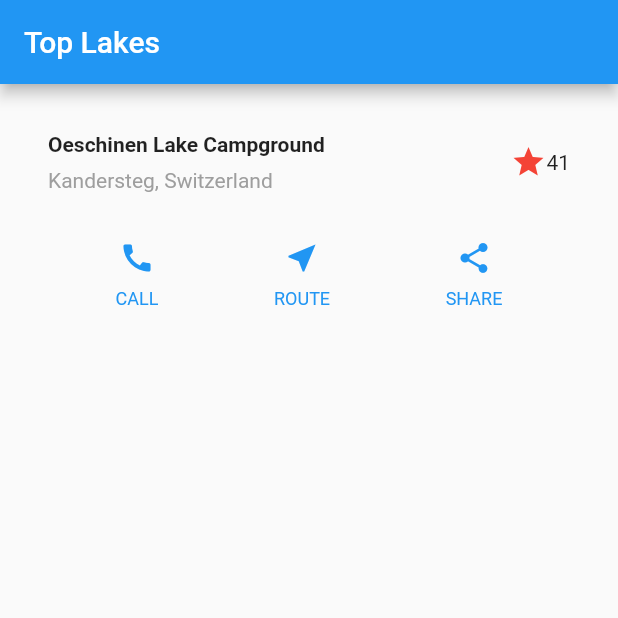
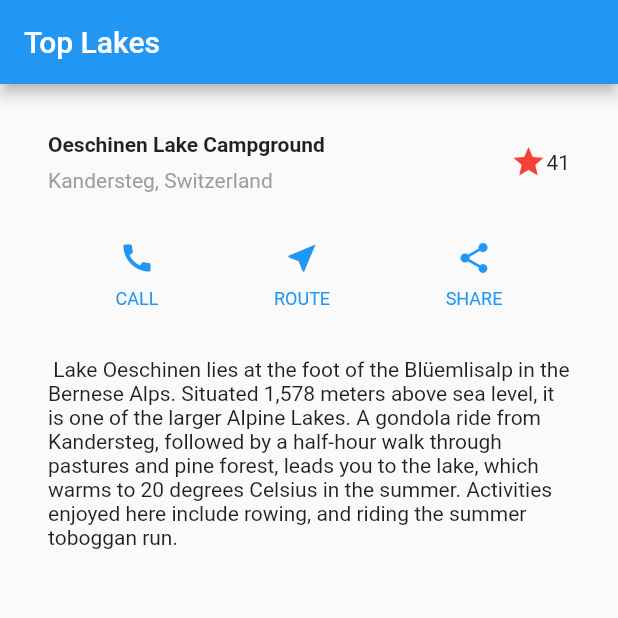
Before and after one commit to kazuki229/FlutterLayoutSample, a Flutter app: the screen it shows after launch, on a phone screen of 412 x 824 dp, the top half of it. Run offline on Flutter 3.47's test engine with Material 2 defaults, Android fonts, the phone set to English and light mode, and no system bars.

Commit message:
:+1: add text Section

```diff
--- a/lib/main.dart
+++ b/lib/main.dart
@@ -74,6 +74,16 @@ class MyApp extends StatelessWidget {
       )
     );
 
+    Widget textSection = Container(
+      padding: const EdgeInsets.all(32.0),
+      child: Text(
+        '''
+ Lake Oeschinen lies at the foot of the Blüemlisalp in the Bernese Alps. Situated 1,578 meters above sea level, it is one of the larger Alpine Lakes. A gondola ride from Kandersteg, followed by a half-hour walk through pastures and pine forest, leads you to the lake, which warms to 20 degrees Celsius in the summer. Activities enjoyed here include rowing, and riding the summer toboggan run.
+        ''',
+        softWrap: true,
+      )
+    );
+
     return MaterialApp(
       title: 'Flutter Demo',
       home: Scaffold(
@@ -84,6 +94,7 @@ class MyApp extends StatelessWidget {
           children: [
             titleSection,
             buttonSection,
+            textSection,
           ],
         ),
       ),
```
